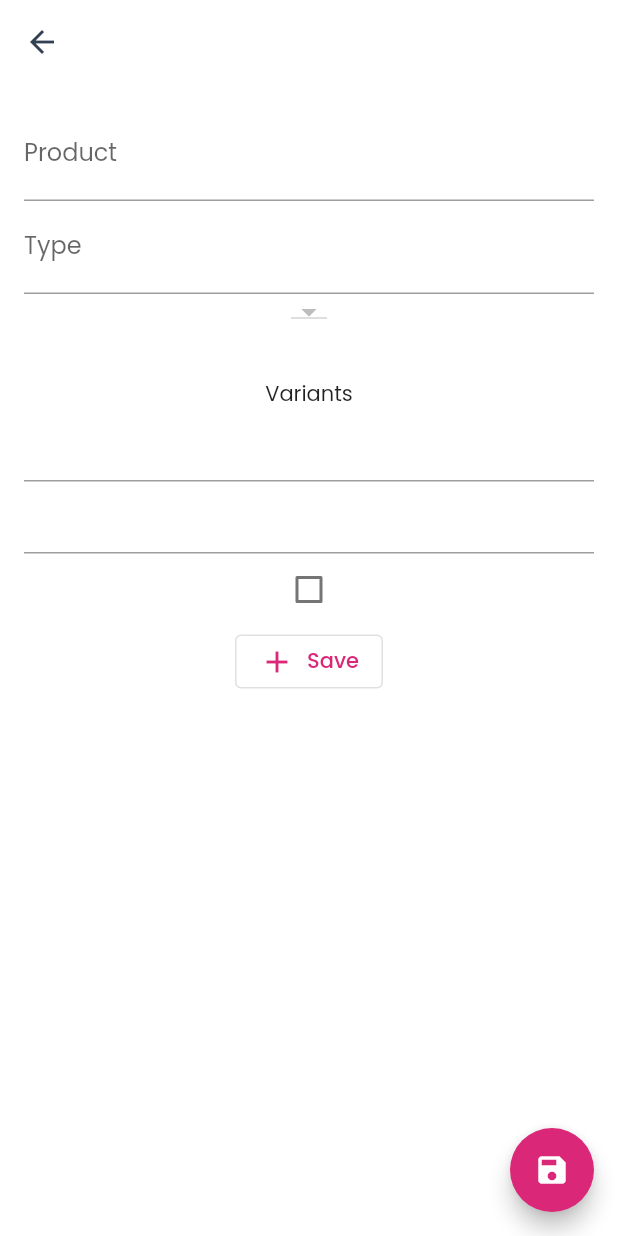
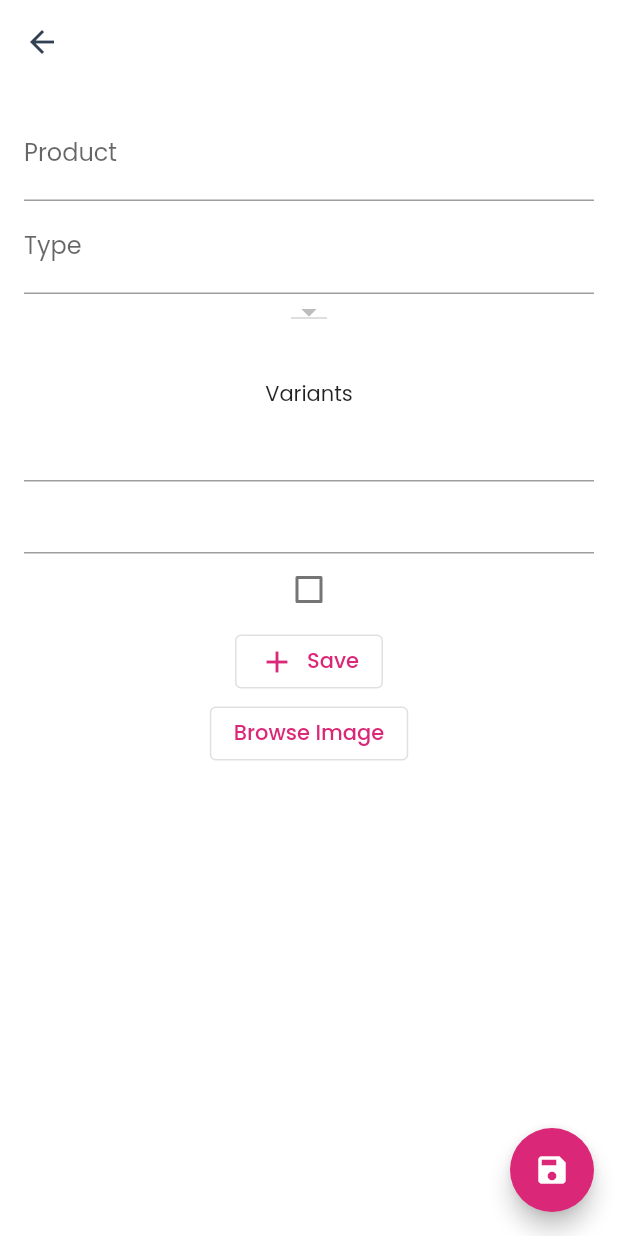
Before and after one commit to icabetong/dmdelights, a Flutter app: the ProductEditor screen opened directly, after a tap on the "save" icon, on a phone screen of 412 x 824 dp. Run offline on Flutter 3.47's test engine with Material 2 defaults, Android fonts, the phone set to English and light mode, and no system bars; our stand-ins replace cloud_firestore, firebase_auth, firebase_core, firebase_storage, image_picker; accounts and stored records are empty; generated files the repository leaves out were written again; network calls fail.

Commit message:
new image

```diff
--- a/lib/core/infrastructure.dart
+++ b/lib/core/infrastructure.dart
@@ -1,12 +1,14 @@
 import 'package:cloud_firestore/cloud_firestore.dart';
 import 'package:firebase_auth/firebase_auth.dart';
 import 'package:firebase_core/firebase_core.dart';
+import 'package:firebase_storage/firebase_storage.dart';
 
 class Infrastructure {
   const Infrastructure._();
 
   static FirebaseAuth get auth => FirebaseAuth.instance;
   static FirebaseFirestore get firestore => FirebaseFirestore.instance;
+  static FirebaseStorage get storage => FirebaseStorage.instance;
 
   static Future<FirebaseApp> init() async {
     return await Firebase.initializeApp();
--- a/lib/core/repository.dart
+++ b/lib/core/repository.dart
@@ -1,3 +1,5 @@
+import 'dart:io';
+
 import 'package:cloud_firestore/cloud_firestore.dart';
 import 'package:dm_delights/cart/cart_item.dart';
 import 'package:dm_delights/category/category.dart';
@@ -23,6 +25,15 @@ class CategoryRepository extends Repository<Category> {
 class ProductRepository extends Repository<Product> {
   static const _name = "products";
   final firestore = Infrastructure.firestore;
+  final storage = Infrastructure.storage;
+
+  Future<String> upload(String id, File image) async {
+    final imageRef = storage.ref().child('product_images/$id');
+    final task = imageRef.putFile(image);
+
+    final url = await (await task).ref.getDownloadURL();
+    return url;
+  }
 
   Future<void> insert(Product product) async {
     return await firestore
--- a/lib/product/product_editor.dart
+++ b/lib/product/product_editor.dart
@@ -1,4 +1,5 @@
 import 'dart:async';
+import 'dart:io';
 
 import 'package:dm_delights/category/category.dart';
 import 'package:dm_delights/core/repository.dart';
@@ -6,6 +7,7 @@ import 'package:dm_delights/product/product.dart';
 import 'package:dm_delights/shared/tools.dart';
 import 'package:flutter/material.dart';
 import 'package:flutter_gen/gen_l10n/translations.dart';
+import 'package:image_picker/image_picker.dart';
 
 class ProductEditor extends StatefulWidget {
   ProductEditor({Key? key}) : super(key: key);
@@ -15,6 +17,7 @@ class ProductEditor extends StatefulWidget {
 }
 
 class _ProductEditorState extends State<ProductEditor> {
+  final ImagePicker _picker = ImagePicker();
   final TextEditingController _name = TextEditingController();
   final TextEditingController _type = TextEditingController();
   final TextEditingController _variantName = TextEditingController();
@@ -22,6 +25,7 @@ class _ProductEditorState extends State<ProductEditor> {
   Category? _category = null;
   late Future<List<Category>> _categories;
   List<Variant> _variants = [];
+  File? _image = null;
 
   void onSaveVariant() {
     final variantName = _variantName.text;
@@ -44,8 +48,15 @@ class _ProductEditorState extends State<ProductEditor> {
     _categories = CategoryRepository().fetch();
   }
 
+  Future<void> onImagePicker() async {
+    final XFile? image = await _picker.pickImage(source: ImageSource.gallery);
+    setState(() => _image = File(image!.path));
+  }
+
   Future<void> onSave() async {
+    final repository = ProductRepository();
     if (_category == null) return;
+    if (_image == null) return;
 
     final product = Product(
         name: _name.text,
@@ -53,7 +64,10 @@ class _ProductEditorState extends State<ProductEditor> {
         type: _type.text,
         variants: _variants,
         id: randomId());
-    await ProductRepository().insert(product);
+
+    String url = await repository.upload(product.id, _image!);
+    product.imageUrl = url;
+    await repository.insert(product);
   }
 
   @override
@@ -64,7 +78,8 @@ class _ProductEditorState extends State<ProductEditor> {
         child: const Icon(Icons.save),
         onPressed: onSave,
       ),
-      body: Padding(
+      body: SingleChildScrollView(
+        child: Padding(
           padding: const EdgeInsets.all(16),
           child: Column(
             children: [
@@ -128,8 +143,13 @@ class _ProductEditorState extends State<ProductEditor> {
                 onPressed: onSaveVariant,
                 icon: const Icon(Icons.add),
                 label: Text("Save"),
+              ),
+              OutlinedButton(
+                onPressed: onImagePicker,
+                child: Text("Browse Image"),
               )
             ],
+          ),
         ),
       ),
     );
--- a/pubspec.yaml
+++ b/pubspec.yaml
@@ -18,8 +18,10 @@ dependencies:
   firebase_core: ^1.11.0
   firebase_analytics: ^9.0.5
   firebase_auth: ^3.3.5
+  firebase_storage: ^10.2.16
   cloud_firestore: ^3.1.6
   animations: ^2.0.2
+  image_picker: ^0.8.5+3
 
 dev_dependencies:
   flutter_test:
```
Also changed, not shown: pubspec.lock. Lines whose indentation alone changed are shown as unchanged.
